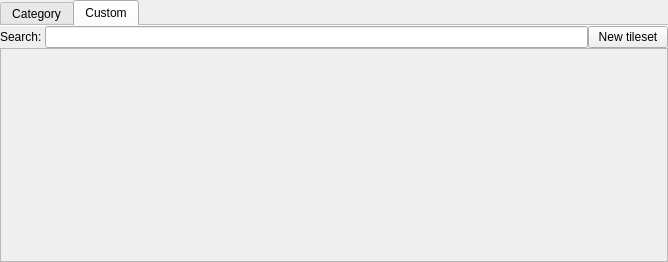
Above: Editor/main_window/dock/tileset_item_box.ui from WohlSoft/Moondust-Project before the change. Below: the same form after it.
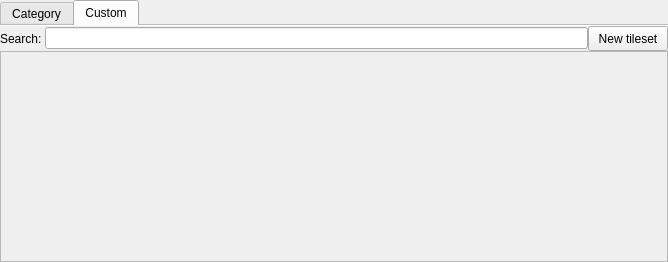
That is the form after the change. The open tabs and pages were chosen to show the change.

```diff
--- a/Editor/main_window/dock/tileset_item_box.ui
+++ b/Editor/main_window/dock/tileset_item_box.ui
@@ -149,6 +149,12 @@
         </item>
         <item row="0" column="2">
          <widget class="QPushButton" name="newTileset">
+          <property name="minimumSize">
+           <size>
+            <width>0</width>
+            <height>25</height>
+           </size>
+          </property>
           <property name="text">
            <string>New tileset</string>
           </property>
@@ -164,8 +170,8 @@
             <rect>
              <x>0</x>
              <y>0</y>
-             <width>78</width>
-             <height>16</height>
+             <width>660</width>
+             <height>190</height>
             </rect>
            </property>
           </widget>
```
